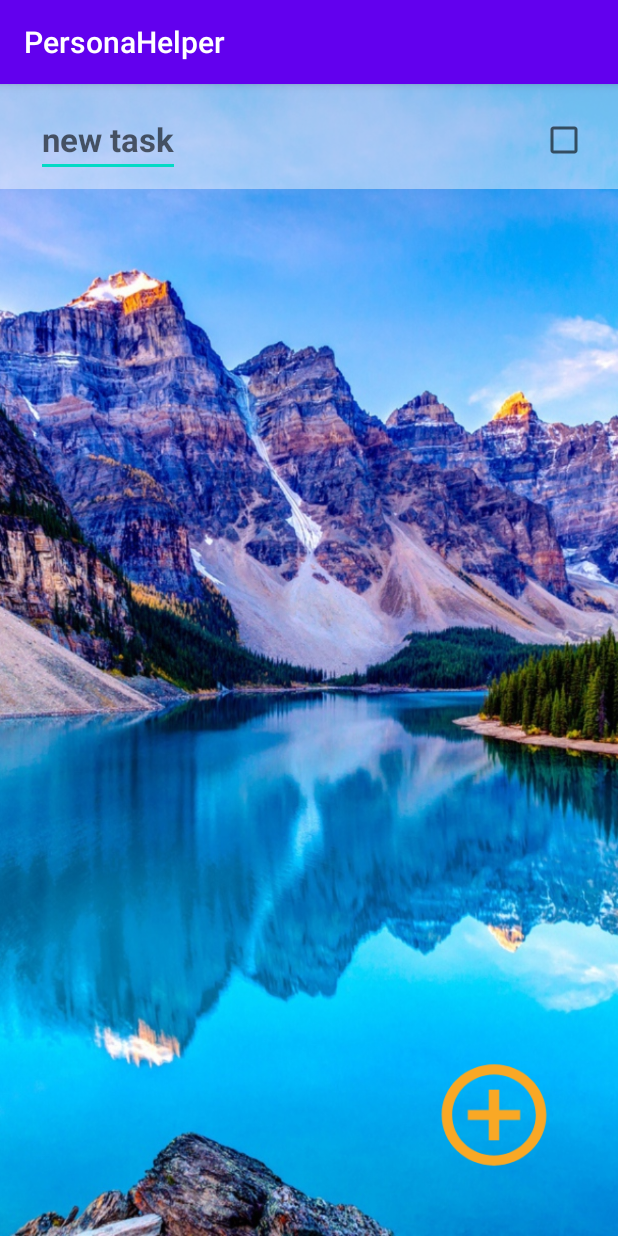
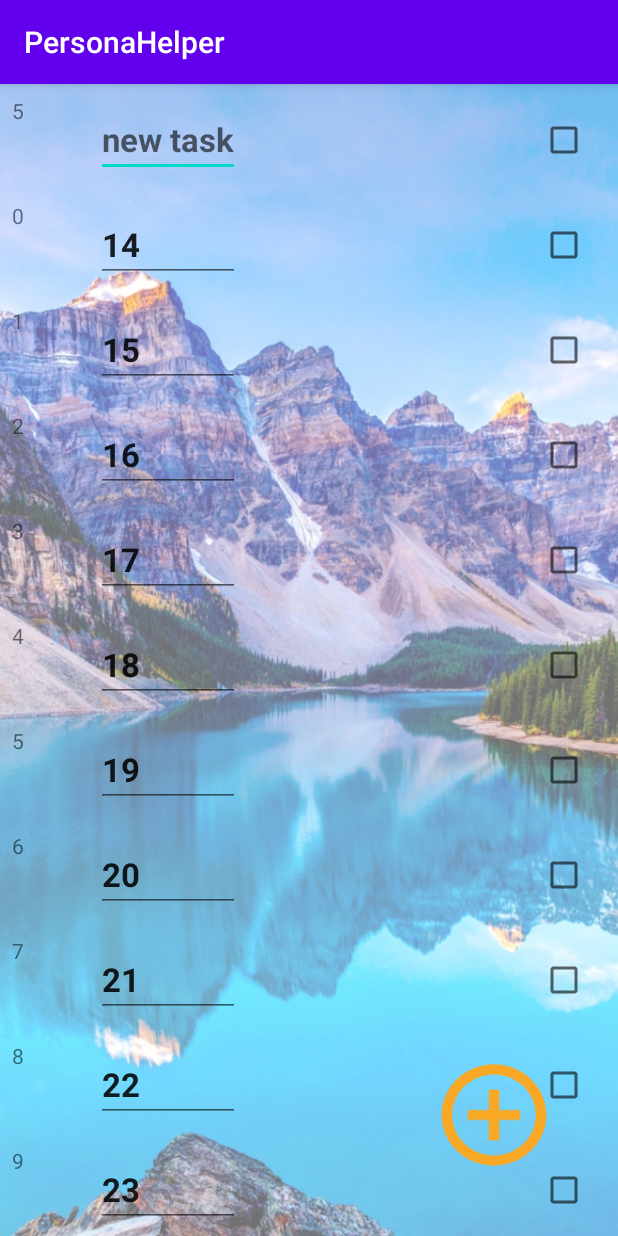
Before and after one commit to SemKaminskyi/PersonalHelper, an Android app: the PlanerActivity screen opened directly, with no data from a screen before it, after a tap on an icon or button, on a phone screen of 412 x 824 dp. Run offline under Robolectric (Android 15) with nearby library versions, the light colour scheme and no system bars; our stand-ins replace Room's generated code.

Commit message:
planer from 0

```diff
--- a/app/src/main/java/com/gmail/kaminskysem/PersnalHelper/Data/InMemoryUserPlanerProvider.java
+++ /dev/null
@@ -1,59 +0,0 @@
-package com.gmail.kaminskysem.PersnalHelper.Data;
-
-import com.gmail.kaminskysem.PersnalHelper.planerTODOlist.forRecyclerView.model.PlanerDetails;
-
-import java.util.ArrayList;
-import java.util.List;
-
-// old name this class UserPlanerProvider
-public class InMemoryUserPlanerProvider implements IUserPlanerProvider {
-
-    private final List<PlanerDetails> planerList;
-    private final static InMemoryUserPlanerProvider instance = new InMemoryUserPlanerProvider();
-
- public InMemoryUserPlanerProvider (){
-     planerList = new ArrayList<>();
-
-     planerList.add(new PlanerDetails(0,"new task1",false));
-     planerList.add(new PlanerDetails(1,"new task2",false));
- }
-
-    public static InMemoryUserPlanerProvider getInstance(){
-        return instance;
-    }
-
-
-    @Override
-    public PlanerDetails getTaskById(long id){
-        return  planerList.get((int) id);
-    }
-
-    @Override
-    public List<PlanerDetails> getPlanerList(){
-        return  new ArrayList<>(planerList);
-    }
-
-    @Override
-    public void updateTaskWithID(long taskID, PlanerDetails task){
-        planerList.remove((int)taskID);
-        planerList.add ((int)taskID,task);
-    }
-
-
-    @Override
-    public long addNewTask(PlanerDetails task){
-        long taskId = planerList.size();
-        PlanerDetails newTask = new PlanerDetails(taskId, task.getTaskString(),false);
-        planerList.add(newTask);
-        return taskId;
-    }
-
-
-    public List<PlanerDetails> getPlanerDetails(){
-        List<PlanerDetails>planerList = new ArrayList<>();
-
-        return planerList;
-    }
-
-
-}
--- a/app/src/main/java/com/gmail/kaminskysem/PersnalHelper/Data/IUserPlanerProvider.java
+++ b/app/src/main/java/com/gmail/kaminskysem/PersnalHelper/planerTODOlist/Data/IUserPlanerProvider.java
@@ -1,4 +1,4 @@
-package com.gmail.kaminskysem.PersnalHelper.Data;
+package com.gmail.kaminskysem.PersnalHelper.planerTODOlist.Data;
 
 import com.gmail.kaminskysem.PersnalHelper.planerTODOlist.forRecyclerView.model.PlanerDetails;
 
--- /dev/null
+++ b/app/src/main/java/com/gmail/kaminskysem/PersnalHelper/planerTODOlist/Data/InMemoryUserPlanerProvider.java
@@ -0,0 +1,73 @@
+package com.gmail.kaminskysem.PersnalHelper.planerTODOlist.Data;
+
+import com.gmail.kaminskysem.PersnalHelper.planerTODOlist.forRecyclerView.model.PlanerDetails;
+
+import java.util.ArrayList;
+import java.util.List;
+
+// old name this class UserPlanerProvider
+public class InMemoryUserPlanerProvider {
+
+    private final List<PlanerDetails> planerList=new ArrayList<>();;
+    private final static InMemoryUserPlanerProvider instance = new InMemoryUserPlanerProvider();
+
+   public InMemoryUserPlanerProvider() {
+   }
+
+// public InMemoryUserPlanerProvider (){
+//     planerList = new ArrayList<>();
+//
+//
+// }
+//
+    public static InMemoryUserPlanerProvider getInstance(){
+        return instance;
+    }
+
+
+    public List<PlanerDetails> getPlanerDetails(){
+       planerList.add(new PlanerDetails(0L, "0",false));
+       planerList.add(new PlanerDetails(1L, "1",false));
+       planerList.add(new PlanerDetails(2L, "2",false));
+       planerList.add(new PlanerDetails(3L, "3",false));
+       planerList.add(new PlanerDetails(4L, "4",false));
+       planerList.add(new PlanerDetails(5L, "5",false));
+       planerList.add(new PlanerDetails(6L, "6",false));
+       planerList.add(new PlanerDetails(7L, "7",false));
+       planerList.add(new PlanerDetails(8L, "8",false));
+       planerList.add(new PlanerDetails(9L, "9",false));
+       planerList.add(new PlanerDetails(10L, "10",false));
+       planerList.add(new PlanerDetails(11L, "11",false));
+       planerList.add(new PlanerDetails(12L, "12",false));
+       planerList.add(new PlanerDetails(13L, "13",false));
+       planerList.add(new PlanerDetails(14L, "14",false));
+       planerList.add(new PlanerDetails(15L, "15",false));
+       planerList.add(new PlanerDetails(16L, "16",false));
+       planerList.add(new PlanerDetails(17L, "17",false));
+       planerList.add(new PlanerDetails(18L, "18",false));
+       planerList.add(new PlanerDetails(19L, "19",false));
+       planerList.add(new PlanerDetails(20L, "20",false));
+       planerList.add(new PlanerDetails(21L, "21",false));
+       planerList.add(new PlanerDetails(22L, "22",false));
+       planerList.add(new PlanerDetails(23L, "23",false));
+       planerList.add(new PlanerDetails(24L, "24",false));
+        return planerList;
+    }
+
+    public void updateTaskWithID(long taskID, PlanerDetails task){
+        planerList.remove((int)taskID);
+        planerList.add ((int)taskID,task);
+
+    }
+
+
+
+    public long addNewTask(PlanerDetails task){
+        long taskId = planerList.size();
+        PlanerDetails newTask = new PlanerDetails(taskId, task.getTaskString(),false);
+        planerList.add(newTask);
+        return taskId;
+    }
+
+
+}
--- a/app/src/main/java/com/gmail/kaminskysem/PersnalHelper/planerTODOlist/PlanerActivityCallbacks.java
+++ b/app/src/main/java/com/gmail/kaminskysem/PersnalHelper/planerTODOlist/IPlanerActivityCallbacks.java
@@ -1,5 +1,5 @@
 package com.gmail.kaminskysem.PersnalHelper.planerTODOlist;
 
-public interface PlanerActivityCallbacks {
+public interface IPlanerActivityCallbacks {
     void showPlanerDetails (long taskId);
 }
--- a/app/src/main/java/com/gmail/kaminskysem/PersnalHelper/planerTODOlist/PlanerDetailsItemListener.java
+++ b/app/src/main/java/com/gmail/kaminskysem/PersnalHelper/planerTODOlist/IPlanerDetailsItemListener.java
@@ -2,6 +2,6 @@ package com.gmail.kaminskysem.PersnalHelper.planerTODOlist;
 
 import com.gmail.kaminskysem.PersnalHelper.planerTODOlist.forRecyclerView.model.PlanerDetails;
 
-public interface PlanerDetailsItemListener {
+public interface IPlanerDetailsItemListener {
     void onTaskItemClick(int itemId, PlanerDetails planerDetails);
 }
--- a/app/src/main/java/com/gmail/kaminskysem/PersnalHelper/planerTODOlist/UserPlanerDao.java
+++ b/app/src/main/java/com/gmail/kaminskysem/PersnalHelper/planerTODOlist/IUserPlanerDao.java
@@ -11,7 +11,7 @@ import com.gmail.kaminskysem.PersnalHelper.planerTODOlist.forRecyclerView.model.
 import java.util.List;
 
     @Dao
-public interface UserPlanerDao {
+public interface IUserPlanerDao {
     @WorkerThread
     @Query("SELECT * FROM  tasks WHERE task_id = :id")
     PlanerDetails getTaskById (long id);
--- a/app/src/main/java/com/gmail/kaminskysem/PersnalHelper/planerTODOlist/PlanerActivity.java
+++ b/app/src/main/java/com/gmail/kaminskysem/PersnalHelper/planerTODOlist/PlanerActivity.java
@@ -4,13 +4,12 @@ import android.os.Bundle;
 import android.util.Log;
 import android.view.View;
 import android.widget.Button;
-import android.widget.EditText;
 
 import androidx.appcompat.app.AppCompatActivity;
 import androidx.recyclerview.widget.LinearLayoutManager;
 import androidx.recyclerview.widget.RecyclerView;
 
-import com.gmail.kaminskysem.PersnalHelper.Data.InMemoryUserPlanerProvider;
+import com.gmail.kaminskysem.PersnalHelper.planerTODOlist.Data.InMemoryUserPlanerProvider;
 import com.gmail.kaminskysem.PersnalHelper.R;
 import com.gmail.kaminskysem.PersnalHelper.planerTODOlist.forRecyclerView.model.PlanerDetails;
 import com.gmail.kaminskysem.PersnalHelper.planerTODOlist.forRecyclerView.model.PlanerDetailsAdapter;
@@ -29,13 +28,14 @@ public final class PlanerActivity extends AppCompatActivity {
         super.onCreate(savedInstanceState);
         setContentView(R.layout.activity_planer_todo_list);
 
-        tasksList = new InMemoryUserPlanerProvider().getPlanerDetails();
         adapter = new PlanerDetailsAdapter();
 
         RecyclerView rvPlanerTask = findViewById(R.id.rv_planer);
         rvPlanerTask.setAdapter(adapter);
         rvPlanerTask.setLayoutManager(new LinearLayoutManager(this));
 
+        tasksList = new InMemoryUserPlanerProvider().getPlanerDetails();
+        adapter.setPlaner(tasksList);
 
         Button btnAddTask = (Button) findViewById(R.id.btn_add_task);
 
@@ -43,12 +43,13 @@ public final class PlanerActivity extends AppCompatActivity {
         btnAddTask.setOnClickListener(new View.OnClickListener() {
             @Override
             public void onClick(View v) {
-                InMemoryUserPlanerProvider.getInstance().addNewTask(new PlanerDetails());
-                tasksList.add(0, new PlanerDetails());
+                tasksList.add(0, new PlanerDetails(5,"",false));
                 adapter.setPlaner(tasksList);
                 Log.d(LOG_TAG, "onClickBTNAdd" + this);
+                Log.d(LOG_TAG, tasksList.toString());
             }
         });
+
 
         Log.d(LOG_TAG, "onCreate" + this);
         Log.i(LOG_TAG, tasksList.toString());
@@ -64,45 +65,22 @@ public final class PlanerActivity extends AppCompatActivity {
     @Override
     protected void onResume() {
         super.onResume();
-        EditText etNewTask = findViewById(R.id.et_new_task);
+//        EditText etNewTask = findViewById(R.id.et_new_task);
 
         //TODO  добавить автокликера для едит текст
 
         // on click item on recyclerView
-        adapter.setItemClickListener(new PlanerDetailsItemListener() {
-            @Override
-            public void onTaskItemClick(int itemId, PlanerDetails planerDetails) {
-
-                InMemoryUserPlanerProvider.getInstance().updateTaskWithID(itemId, planerDetails);
-                adapter.notifyDataSetChanged();
-            }
-        });
-
+//        adapter.setItemClickListener(new PlanerDetailsItemListener() {
+//            @Override
+//            public void onTaskItemClick(int itemId, PlanerDetails planerDetails) {
+//                InMemoryUserPlanerProvider.getInstance().updateTaskWithID(itemId, planerDetails);
+//                adapter.notifyDataSetChanged();
+//            }
+//        });
 
         Log.d(LOG_TAG, "onResume" + this);
     }
 
-    @Override
-    protected void onPause() {
-        super.onPause();
-
-        Log.d(LOG_TAG, "onPause" + this);
-    }
-
-    @Override
-    protected void onStop() {
-        super.onStop();
-
-        Log.d(LOG_TAG, "onStop" + this);
-    }
-
-    @Override
-    protected void onDestroy() {
-        super.onDestroy();
-
-        Log.d(LOG_TAG, "onDestroy" + this);
-
-    }
 
 
 }
--- a/app/src/main/java/com/gmail/kaminskysem/PersnalHelper/planerTODOlist/forRecyclerView/model/PlanerDetails.java
+++ b/app/src/main/java/com/gmail/kaminskysem/PersnalHelper/planerTODOlist/forRecyclerView/model/PlanerDetails.java
@@ -30,6 +30,7 @@ public class PlanerDetails {
     public PlanerDetails(long taskID, String taskString, boolean checkTask) {
         this.taskString = taskString;
         this.checkTask = checkTask;
+        this.taskID =taskID;
     }
 
     public Long getTaskID() {
--- a/app/src/main/java/com/gmail/kaminskysem/PersnalHelper/planerTODOlist/forRecyclerView/model/PlanerDetailsAdapter.java
+++ b/app/src/main/java/com/gmail/kaminskysem/PersnalHelper/planerTODOlist/forRecyclerView/model/PlanerDetailsAdapter.java
@@ -1,7 +1,5 @@
 package com.gmail.kaminskysem.PersnalHelper.planerTODOlist.forRecyclerView.model;
 
-import android.text.TextWatcher;
-import android.util.Log;
 import android.view.LayoutInflater;
 import android.view.View;
 import android.view.ViewGroup;
@@ -10,61 +8,33 @@ import androidx.annotation.NonNull;
 import androidx.recyclerview.widget.RecyclerView;
 
 import com.gmail.kaminskysem.PersnalHelper.R;
-import com.gmail.kaminskysem.PersnalHelper.planerTODOlist.PlanerDetailsItemListener;
 
 import java.util.ArrayList;
 import java.util.List;
 
 public class PlanerDetailsAdapter extends RecyclerView.Adapter<PlanerDetailsViewHolder> {
-    private final List<PlanerDetails> tasks= new ArrayList<>();
-    private final String LOG_TAG = PlanerDetailsAdapter.class.getSimpleName();
-
-    private PlanerDetailsItemListener planerDetailsItemListener;
+    private final List<PlanerDetails> planerDetailsList =new ArrayList<>();
 
     public void setPlaner(List<PlanerDetails> task){
-        this.tasks.clear();
-        this.tasks.addAll(task);
+        this.planerDetailsList.clear();
+        this.planerDetailsList.addAll(task);
         notifyDataSetChanged();
     }
-
-    public void setItemClickListener (PlanerDetailsItemListener clickListener){
-        planerDetailsItemListener = clickListener;
-    }
-
     @NonNull
     @Override
     public PlanerDetailsViewHolder onCreateViewHolder(@NonNull ViewGroup parent, int viewType) {
-        View v = LayoutInflater.from(parent.getContext()).inflate(R.layout.item_task_details,parent,false);
-
-        return new PlanerDetailsViewHolder(v);
-
-        }
+        View view= LayoutInflater.from(parent.getContext()).inflate(R.layout.item_task_details,parent,false);
+        return new PlanerDetailsViewHolder(view);
+    }
 
     @Override
     public void onBindViewHolder(@NonNull PlanerDetailsViewHolder holder, int position) {
-        PlanerDetails task = tasks.get(position);
-
-        holder.bind(task);
-
-//        holder.itemView.setOnClickListener(new View.OnClickListener() {
-//            @Override
-//            public void onClick(View v) {
-//                if (planerDetailsItemListener != null) {
-//                    planerDetailsItemListener.onTaskItemClick(position, task);
-//                }
-//
-//                String newTaskFromUser = task.toString();
-//                Log.d(LOG_TAG, " READ TEXT FROM EDIT TEXT IS: " + newTaskFromUser);
-//
-//
-//                holder.bind(task);
-//
-//            }
-//        });
+        PlanerDetails planerDetails = planerDetailsList.get(position);
+        holder.Bind(planerDetails);
     }
 
     @Override
     public int getItemCount() {
-        return tasks.size();
+        return planerDetailsList.size();
     }
 }
--- a/app/src/main/java/com/gmail/kaminskysem/PersnalHelper/planerTODOlist/forRecyclerView/model/PlanerDetailsViewHolder.java
+++ b/app/src/main/java/com/gmail/kaminskysem/PersnalHelper/planerTODOlist/forRecyclerView/model/PlanerDetailsViewHolder.java
@@ -2,31 +2,52 @@ package com.gmail.kaminskysem.PersnalHelper.planerTODOlist.forRecyclerView.model
 
 import android.text.Editable;
 import android.text.TextWatcher;
+import android.util.Log;
 import android.view.View;
+import android.widget.CheckBox;
 import android.widget.EditText;
+import android.widget.TextView;
 
 import androidx.annotation.NonNull;
 import androidx.recyclerview.widget.RecyclerView;
 
-import com.gmail.kaminskysem.PersnalHelper.Data.InMemoryUserPlanerProvider;
+import com.gmail.kaminskysem.PersnalHelper.planerTODOlist.Data.InMemoryUserPlanerProvider;
 import com.gmail.kaminskysem.PersnalHelper.R;
+import com.gmail.kaminskysem.PersnalHelper.planerTODOlist.IPlanerDetailsItemListener;
 
-public class PlanerDetailsViewHolder extends RecyclerView.ViewHolder {
-    private final EditText editText;
+import java.util.List;
+
+public class PlanerDetailsViewHolder extends RecyclerView.ViewHolder implements IPlanerDetailsItemListener {
+    private final static String LOG = PlanerDetailsViewHolder.class.getSimpleName();
+    private final EditText editTextTask;
+    private final CheckBox checkTask;
+    private final TextView tvIdTask;
     private TextWatcher textWatcher;
-    private InMemoryUserPlanerProvider inMemoryUserPlanerProvider;
+//    private InMemoryUserPlanerProvider inMemoryUserPlanerProvider = InMemoryUserPlanerProvider.getInstance();
+    private InMemoryUserPlanerProvider inMemoryUserPlanerProvider = new InMemoryUserPlanerProvider();
+    private List<PlanerDetails>planerDetailsList = inMemoryUserPlanerProvider.getPlanerDetails();
+
 
 
     public PlanerDetailsViewHolder(@NonNull View itemView) {
         super(itemView);
-        editText =itemView.findViewById(R.id.et_new_task);
+        editTextTask = itemView.findViewById(R.id.et_new_task);
+        checkTask = itemView.findViewById(R.id.cb_checkbox_task);
+        tvIdTask = itemView.findViewById(R.id.tv_text_id);
+
+
+
     }
-    void bind (PlanerDetails task){
+
+    void Bind (PlanerDetails planerDetails){
+        editTextTask.setText(planerDetails.getTaskString());
+        checkTask.setChecked(planerDetails.getCheckTask());
+        tvIdTask.setText(planerDetails.getTaskID().toString());
 
         if(textWatcher !=null){
-            editText.removeTextChangedListener(textWatcher);
+            editTextTask.removeTextChangedListener(textWatcher);
         }
-            textWatcher = new TextWatcher() {
+        textWatcher = new TextWatcher() {
             @Override
             public void beforeTextChanged(CharSequence s, int start, int count, int after) {
 
@@ -40,16 +61,52 @@ public class PlanerDetailsViewHolder extends RecyclerView.ViewHolder {
             @Override
             public void afterTextChanged(Editable s) {
                 // save to db
-                task.setTaskString(s.toString());
-//                userPlanerProvider.updateTaskWithID(task.getTaskID(),task);
-//                task.setStringTask(s.toString());
-//                editText.clearFocus();
+//                int id = Math.toIntExact(planerDetails.getTaskID());
+//                planerDetailsList.get(id).setTaskString(s.toString());
+                planerDetails.setTaskString(s.toString());
+
+//                inMemoryUserPlanerProvider.updateTaskWithID(planerDetails.getTaskID(),planerDetails);
+            }
+
+        };
+
+        editTextTask.addTextChangedListener(textWatcher);
+    }
+
+
+
+// метод не вызывается, почему-то((
+    @Override
+    public void onTaskItemClick(int itemId, PlanerDetails planerDetails) {
+        Log.d(LOG, "on item click");
+        if(textWatcher !=null){
+            editTextTask.removeTextChangedListener(textWatcher);
+        }
+        textWatcher = new TextWatcher() {
+            @Override
+            public void beforeTextChanged(CharSequence s, int start, int count, int after) {
 
             }
+
+            @Override
+            public void onTextChanged(CharSequence s, int start, int before, int count) {
+
+            }
+
+            @Override
+            public void afterTextChanged(Editable s) {
+                // save to db
+//                int id = Math.toIntExact(planerDetails.getTaskID());
+//                planerDetailsList.get(id).setTaskString(s.toString());
+                planerDetails.setTaskString(s.toString());
+
+//                inMemoryUserPlanerProvider.updateTaskWithID(planerDetails.getTaskID(),planerDetails);
+            }
+
         };
 
-        editText.addTextChangedListener(textWatcher);
+        editTextTask.addTextChangedListener(textWatcher);
+    }
 
 
-    }
 }
--- a/app/src/main/res/layout/item_task_details.xml
+++ b/app/src/main/res/layout/item_task_details.xml
@@ -6,25 +6,33 @@
         android:background="@color/colorItemViewTextBackground"
         >
 
+    <TextView
+        android:id="@+id/tv_text_id"
+        android:layout_width="wrap_content"
+        android:layout_height="wrap_content"
+        android:layout_marginStart="8dp"
+        android:layout_marginTop="8dp"
+        app:layout_constraintStart_toStartOf="parent"
+        app:layout_constraintTop_toTopOf="parent" />
     <EditText
         android:id="@+id/et_new_task"
         android:layout_width="wrap_content"
         android:layout_height="wrap_content"
-        android:layout_marginStart="24dp"
+        android:layout_marginStart="64dp"
         android:layout_marginTop="12dp"
         android:layout_marginBottom="8dp"
         android:autofillHints=""
+        android:hint="@string/planer_new_task"
         android:inputType="text"
-        android:hint="@string/planer_new_task"
         android:textSize="@dimen/planer_todo_text_size"
         android:textStyle="bold"
         app:layout_constraintBottom_toBottomOf="parent"
         app:layout_constraintStart_toStartOf="parent"
         app:layout_constraintTop_toTopOf="parent"
-        app:layout_constraintVertical_bias="0.6"
-        />
+        app:layout_constraintVertical_bias="0.0" />
 
     <CheckBox
+        android:id="@+id/cb_checkbox_task"
         android:layout_width="@dimen/item_task_checkbox_size"
         android:layout_height="@dimen/item_task_checkbox_size"
         android:layout_marginEnd="4dp"
```
Also changed, not shown: app/src/main/java/com/gmail/kaminskysem/PersnalHelper/Data/AppDatabase.java (deleted, +0 -13 lines), app/src/main/java/com/gmail/kaminskysem/PersnalHelper/Data/DataProviderFactory.java (deleted, +0 -16 lines), app/src/main/java/com/gmail/kaminskysem/PersnalHelper/Data/UserTasksDataBaseHelper.java (deleted, +0 -139 lines), app/src/main/java/com/gmail/kaminskysem/PersnalHelper/planerTODOlist/DataProviderFactory.java (deleted, +0 -21 lines).
